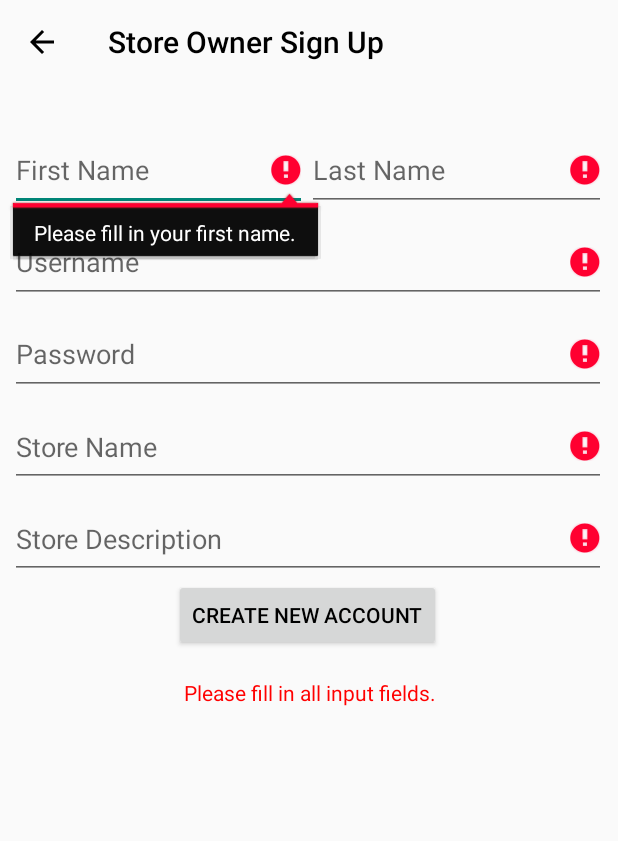
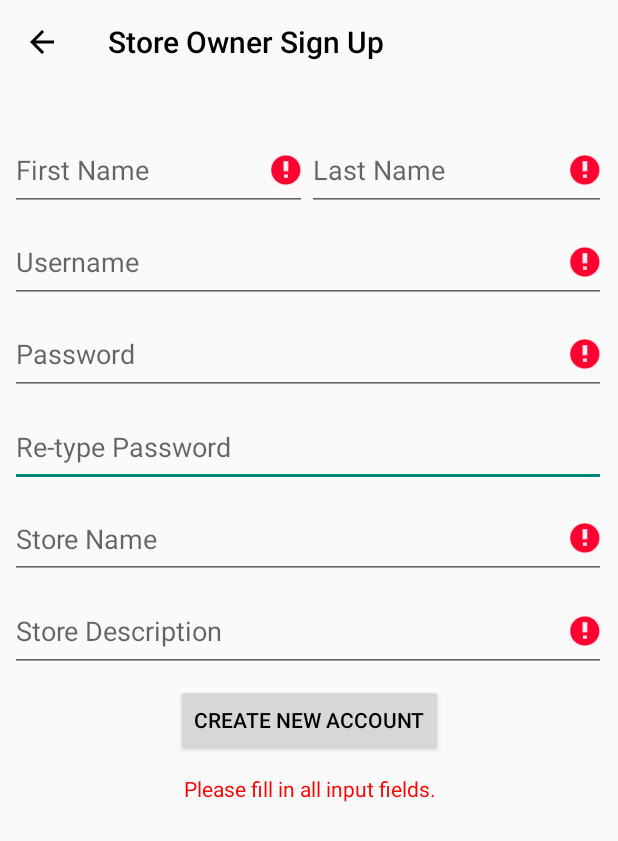
Before and after one commit to chrisnathan20/cartprime-android-app, an Android app: the RegisterStoreOwnerActivity screen opened directly, with no data from a screen before it, after a tap on "CREATE NEW ACCOUNT", on a phone screen of 412 x 824 dp. Shown: the top 841 px of the screen. Run offline under Robolectric (Android 15) with nearby library versions, the phone set to English and light mode, and no system bars; our stand-ins replace Firebase (no records; nobody signed in at launch, a user with empty details on screens opened directly).

Commit message:
added double pw authentication for storeowner

```diff
--- a/android studio code/app/src/main/java/com/example/cscb07projectcode/Activities/RegisterStoreOwnerActivity.java
+++ b/android studio code/app/src/main/java/com/example/cscb07projectcode/Activities/RegisterStoreOwnerActivity.java
@@ -38,6 +38,7 @@
 
     // called when user clicks "Create new account" button
     public void CreateNewAccount(View view) {
+//        dismissKeyboard(this);
 
         // initialize the empty message notification
         TextView notifyMessage = (TextView) findViewById(R.id.textView);
@@ -64,6 +65,10 @@
         // store user input for password
         EditText password_id = (EditText) findViewById(R.id.editTextTextPassword);
         String password_field = password_id.getText().toString();
+
+        // store user input for retype_password
+        EditText retype_password_id = (EditText) findViewById(R.id.editTextTextPassword3);
+        String retype_password_field = retype_password_id.getText().toString();
 
         // store user input for storename
         EditText storename_id = (EditText) findViewById(R.id.editTextTextPersonName7);
@@ -114,7 +119,15 @@
         }
         // proceed to next validation check: validates if email input is available
 //        else if (valid_email){
-        else{
+        else {
+            // check if password are matching
+            if (!password_field.equals(retype_password_field)) {
+                password_id.setError("Passwords do not match");
+                retype_password_id.setError("Passwords do not match");
+                notifyMessage.setText("Passwords do not match");
+                dismissKeyboard(this);
+            }
+            else {
                 // getReference(): selects data under key:"StoreOwners" who has a child named (email_field)
                 // convention for storing data: StoreOwners -> (username) -> (firstname,lastname,username,password)
                 // note: email and username are synonyms
@@ -123,7 +136,7 @@
                     @Override
                     public void onDataChange(@NonNull DataSnapshot snapshot) {
                         // if username is already taken
-                    if(snapshot.exists()){
+                        if (snapshot.exists()) {
                             // the reqason for if condition is because listener will instanteously trigger when new account is added
                             // this means it will show an error for a split second before re-directing you to login screen
                             // if statement prevents that
@@ -136,11 +149,10 @@
                             ValueEventListener newListener = new ValueEventListener() {
                                 @Override
                                 public void onDataChange(@NonNull DataSnapshot newsnapshot) {
-                                if(newsnapshot.exists()){
+                                    if (newsnapshot.exists()) {
                                         notifyMessage.setText("An account is already registered with that store name.");
                                         storename_id.setError("Someone already has this store name.");
-                                }
-                                else{
+                                    } else {
                                         // get database refernce
                                         DatabaseReference ref = FirebaseDatabase.getInstance().getReference();
 
@@ -181,6 +193,7 @@
                             newRef.addListenerForSingleValueEvent(newListener);
                         }
                     }
+
                     @Override
                     public void onCancelled(@NonNull DatabaseError error) {
                         // TODO: add a error message here
@@ -191,6 +204,7 @@
             }
             dismissKeyboard(this);
         }
+    }
 
     // hides the keyboard on call
     public void dismissKeyboard(Activity activity) {
--- a/android studio code/app/src/main/res/layout/activity_register_store_owner.xml
+++ b/android studio code/app/src/main/res/layout/activity_register_store_owner.xml
@@ -6,6 +6,20 @@
     android:layout_height="match_parent"
     tools:context=".Activities.RegisterStoreOwnerActivity">
 
+
+    <EditText
+        android:id="@+id/editTextTextPassword3"
+        android:layout_width="0dp"
+        android:layout_height="0dp"
+        android:ems="10"
+        android:hint="Re-type Password"
+        android:inputType="textPassword"
+        app:layout_constraintBottom_toTopOf="@+id/guideline52"
+        app:layout_constraintEnd_toStartOf="@+id/guideline14"
+        app:layout_constraintHorizontal_bias="0.0"
+        app:layout_constraintStart_toStartOf="@+id/guideline13"
+        app:layout_constraintTop_toTopOf="@+id/guideline53"
+        app:layout_constraintVertical_bias="0.0" />
 
     <androidx.constraintlayout.widget.Guideline
         android:id="@+id/guideline5"
@@ -125,10 +139,10 @@
         android:id="@+id/button3"
         android:layout_width="wrap_content"
         android:layout_height="wrap_content"
+        android:layout_marginTop="8dp"
         android:onClick="CreateNewAccount"
         android:text="@string/createAccount_button"
         app:layout_constraintEnd_toEndOf="parent"
-        app:layout_constraintHorizontal_bias="0.497"
         app:layout_constraintStart_toStartOf="parent"
         app:layout_constraintTop_toTopOf="@+id/guideline11" />
 
@@ -136,10 +150,10 @@
         android:id="@+id/textView"
         android:layout_width="413dp"
         android:layout_height="35dp"
-        android:layout_marginTop="10dp"
+        android:layout_marginTop="4dp"
+        android:gravity="center"
         android:text="@string/emptytext"
         android:textColor="#F00"
-        android:gravity="center"
         app:layout_constraintEnd_toEndOf="parent"
         app:layout_constraintHorizontal_bias="0.0"
         app:layout_constraintStart_toStartOf="parent"
@@ -150,7 +164,7 @@
         android:layout_width="wrap_content"
         android:layout_height="wrap_content"
         android:orientation="horizontal"
-        app:layout_constraintGuide_percent="0.43" />
+        app:layout_constraintGuide_percent="0.51" />
 
     <EditText
         android:id="@+id/editTextTextPersonName7"
@@ -169,21 +183,21 @@
         android:layout_width="wrap_content"
         android:layout_height="wrap_content"
         android:orientation="horizontal"
-        app:layout_constraintGuide_percent="0.28" />
+        app:layout_constraintGuide_percent="0.36" />
 
     <androidx.constraintlayout.widget.Guideline
         android:id="@+id/guideline44"
         android:layout_width="wrap_content"
         android:layout_height="wrap_content"
         android:orientation="horizontal"
-        app:layout_constraintGuide_percent="0.35" />
+        app:layout_constraintGuide_percent="0.43" />
 
     <androidx.constraintlayout.widget.Guideline
         android:id="@+id/guideline46"
         android:layout_width="wrap_content"
         android:layout_height="wrap_content"
         android:orientation="horizontal"
-        app:layout_constraintGuide_percent="0.36" />
+        app:layout_constraintGuide_percent="0.44" />
 
     <EditText
         android:id="@+id/editTextTextPersonName8"
@@ -198,4 +212,18 @@
         app:layout_constraintStart_toStartOf="@+id/guideline13"
         app:layout_constraintTop_toTopOf="@+id/guideline46"
         app:layout_constraintVertical_bias="1.0" />
+
+    <androidx.constraintlayout.widget.Guideline
+        android:id="@+id/guideline52"
+        android:layout_width="wrap_content"
+        android:layout_height="wrap_content"
+        android:orientation="horizontal"
+        app:layout_constraintGuide_percent="0.35" />
+
+    <androidx.constraintlayout.widget.Guideline
+        android:id="@+id/guideline53"
+        android:layout_width="wrap_content"
+        android:layout_height="wrap_content"
+        android:orientation="horizontal"
+        app:layout_constraintGuide_percent="0.28" />
 </androidx.constraintlayout.widget.ConstraintLayout>
```
Lines whose indentation alone changed are shown as unchanged.
